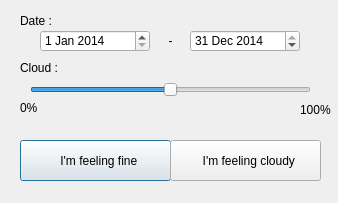
Before: the Qt Designer form landsat8.ui in tmizu23/mapproxy_plugin, drawn with Qt 5.
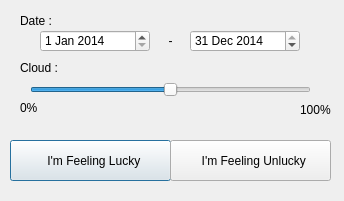
After: the same form once the commit is applied. Icons and pictures are not drawn.

Diff of the .ui file:
```diff
--- a/landsat8.ui
+++ b/landsat8.ui
@@ -6,10 +6,16 @@
    <rect>
     <x>0</x>
     <y>0</y>
-    <width>338</width>
-    <height>203</height>
+    <width>344</width>
+    <height>201</height>
    </rect>
   </property>
+  <property name="sizePolicy">
+   <sizepolicy hsizetype="Fixed" vsizetype="Fixed">
+    <horstretch>0</horstretch>
+    <verstretch>0</verstretch>
+   </sizepolicy>
+  </property>
   <property name="windowTitle">
    <string>Landsat8 Generator</string>
   </property>
@@ -69,9 +75,9 @@
   <widget class="QPushButton" name="pushButton">
    <property name="geometry">
     <rect>
-     <x>20</x>
+     <x>10</x>
      <y>140</y>
-     <width>151</width>
+     <width>161</width>
      <height>41</height>
     </rect>
    </property>
@@ -85,7 +91,7 @@
     <enum>Qt::LeftToRight</enum>
    </property>
    <property name="text">
-    <string>  I'm feeling fine</string>
+    <string>  I'm Feeling Lucky</string>
    </property>
    <property name="icon">
     <iconset resource="resources.qrc">
@@ -93,8 +99,8 @@
    </property>
    <property name="iconSize">
     <size>
-     <width>32</width>
-     <height>32</height>
+     <width>18</width>
+     <height>18</height>
     </size>
    </property>
   </widget>
@@ -103,12 +109,12 @@
     <rect>
      <x>170</x>
      <y>140</y>
-     <width>151</width>
+     <width>161</width>
      <height>41</height>
     </rect>
    </property>
    <property name="text">
-    <string>  I'm feeling cloudy</string>
+    <string>  I'm Feeling Unlucky</string>
    </property>
    <property name="icon">
     <iconset resource="resources.qrc">
@@ -116,8 +122,8 @@
    </property>
    <property name="iconSize">
     <size>
-     <width>32</width>
-     <height>32</height>
+     <width>18</width>
+     <height>18</height>
     </size>
    </property>
   </widget>
```
